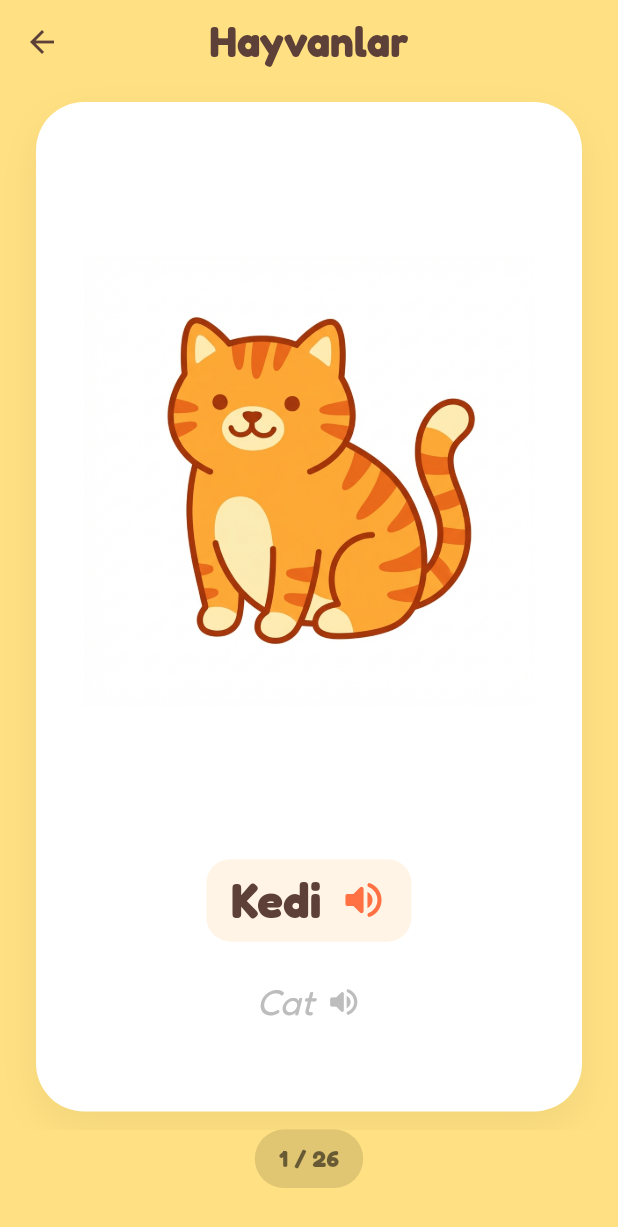
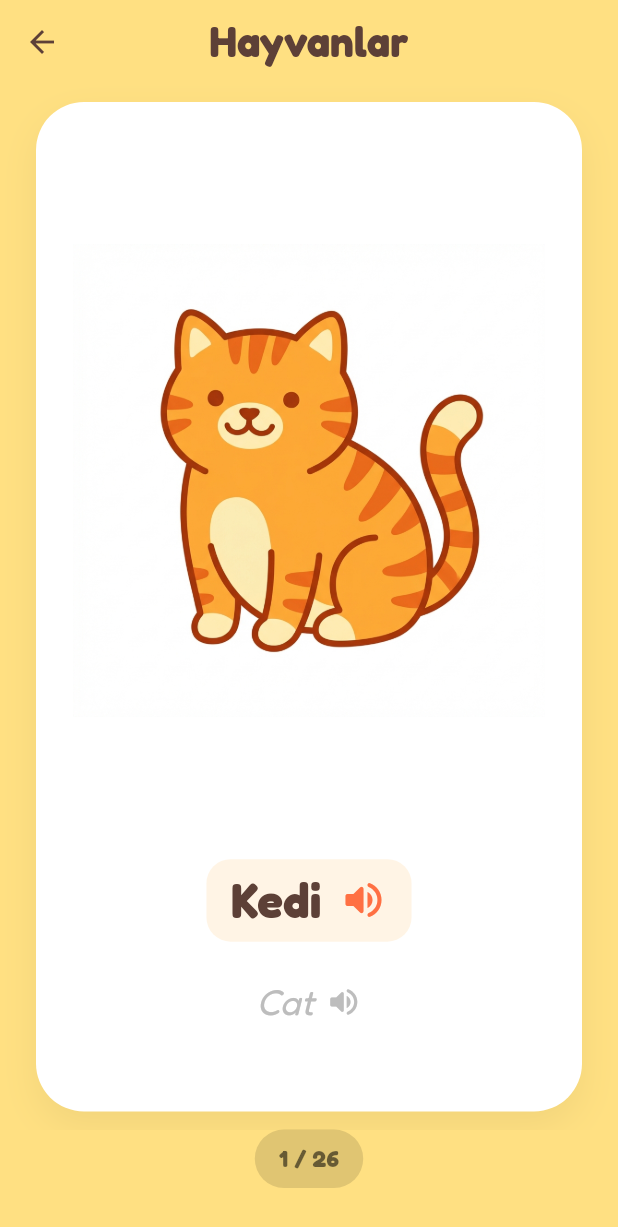
Before and after one commit to cuneytaykac/tinny_learn, a Flutter app: the FlashcardScreen screen opened directly with sample values from the repository, on a phone screen of 412 x 824 dp. Shown: the top 1227 px of the screen. Run offline on Flutter 3.47's test engine with Material 3 defaults, Android fonts, the phone set to English and light mode, and no system bars; drawn by our look-alikes of flutter_animate; our stand-ins replace audioplayers, confetti, flutter_tts, google_fonts, shared_preferences; missing offline and left inert: country_flags_pro; accounts and stored records are empty.

Commit message:
feat: Add new animal images and implement a pulsing animation for flashcard images.

```diff
--- a/lib/widgets/flashcard/flashcard_item.dart
+++ b/lib/widgets/flashcard/flashcard_item.dart
@@ -1,10 +1,9 @@
 import 'package:flutter/material.dart';
 import 'package:country_flags_pro/country_flags_pro.dart';
-import 'package:flutter_animate/flutter_animate.dart';
 import '../../models/data_models.dart';
 import '../../theme/app_theme.dart';
 
-class FlashcardItem extends StatelessWidget {
+class FlashcardItem extends StatefulWidget {
   final LearningItem item;
   final Function(String, String) onSpeak;
   final VoidCallback onPlaySound;
@@ -21,19 +20,37 @@ class FlashcardItem extends StatelessWidget {
   });
 
   @override
+  State<FlashcardItem> createState() => _FlashcardItemState();
+}
+
+class _FlashcardItemState extends State<FlashcardItem>
+    with SingleTickerProviderStateMixin {
+  late AnimationController _controller;
+  late Animation<double> _scaleAnimation;
+
+  @override
+  void initState() {
+    super.initState();
+    _controller = AnimationController(
+      duration: const Duration(seconds: 2),
+      vsync: this,
+    )..repeat(reverse: true);
+
+    _scaleAnimation = Tween<double>(
+      begin: 0.95,
+      end: 1.05,
+    ).animate(CurvedAnimation(parent: _controller, curve: Curves.easeInOut));
+  }
+
+  @override
+  void dispose() {
+    _controller.dispose();
+    super.dispose();
+  }
+
+  @override
   Widget build(BuildContext context) {
-    return Animate(
-      target: isVisible ? 1 : 0,
-      effects: [
-        FadeEffect(duration: 400.ms),
-        ScaleEffect(
-          begin: const Offset(0.9, 0.9),
-          end: const Offset(1, 1),
-          duration: 400.ms,
-          curve: Curves.easeOutBack,
-        ),
-      ],
-      child: Container(
+    return Container(
       decoration: BoxDecoration(
         color: Colors.white,
         borderRadius: BorderRadius.circular(32),
@@ -53,18 +70,18 @@ class FlashcardItem extends StatelessWidget {
             child: Padding(
               padding: const EdgeInsets.all(32.0),
               child: GestureDetector(
-                  onTap: onPlaySound,
+                onTap: widget.onPlaySound,
                 child: Hero(
-                    tag: item.id,
+                  tag: widget.item.id,
                   child: Builder(
                     builder: (context) {
-                        switch (type) {
+                      switch (widget.type) {
                         case CategoryType.solidColor:
                           return _buildPlaceholder(context);
                         case CategoryType.flag:
                           return Center(
                             child: AspectRatio(
-                                aspectRatio: 1.6, // Slightly wider landscape
+                              aspectRatio: 1.6,
                               child: Container(
                                 decoration: BoxDecoration(
                                   borderRadius: BorderRadius.circular(16),
@@ -77,9 +94,9 @@ class FlashcardItem extends StatelessWidget {
                                   ],
                                 ),
                                 child: CountryFlagsPro.getFlag(
-                                    item.id.toLowerCase(),
+                                  widget.item.id.toLowerCase(),
                                   width: 300,
-                                    height: 187, // Approx 1.6 ratio
+                                  height: 187,
                                   fit: BoxFit.cover,
                                   borderRadius: BorderRadius.circular(16),
                                 ),
@@ -88,12 +105,15 @@ class FlashcardItem extends StatelessWidget {
                           );
                         case CategoryType.image:
                         default:
-                            if (item.imagePath != null) {
-                              return Image.asset(
-                                item.imagePath!,
+                          if (widget.item.imagePath != null) {
+                            return ScaleTransition(
+                              scale: _scaleAnimation,
+                              child: Image.asset(
+                                widget.item.imagePath!,
                                 fit: BoxFit.contain,
                                 errorBuilder:
                                     (c, o, s) => _buildPlaceholder(context),
+                              ),
                             );
                           } else {
                             return _buildPlaceholder(context);
@@ -111,7 +131,7 @@ class FlashcardItem extends StatelessWidget {
               children: [
                 // Turkish Name Row
                 GestureDetector(
-                    onTap: () => onSpeak(item.nameTr, "tr-TR"),
+                  onTap: () => widget.onSpeak(widget.item.nameTr, "tr-TR"),
                   child: Container(
                     padding: const EdgeInsets.symmetric(
                       horizontal: 16,
@@ -127,7 +147,7 @@ class FlashcardItem extends StatelessWidget {
                       children: [
                         Flexible(
                           child: Text(
-                              item.nameTr,
+                            widget.item.nameTr,
                             textAlign: TextAlign.center,
                             maxLines: 2,
                             overflow: TextOverflow.ellipsis,
@@ -136,7 +156,7 @@ class FlashcardItem extends StatelessWidget {
                             ).textTheme.displaySmall?.copyWith(
                               color: AppTheme.primaryTextColor,
                               fontWeight: FontWeight.bold,
-                                fontSize: 32, // Slightly reduced base size
+                              fontSize: 32,
                             ),
                           ),
                         ),
@@ -153,7 +173,7 @@ class FlashcardItem extends StatelessWidget {
                 const SizedBox(height: 16),
                 // English Name Row
                 GestureDetector(
-                    onTap: () => onSpeak(item.nameEn, "en-US"),
+                  onTap: () => widget.onSpeak(widget.item.nameEn, "en-US"),
                   child: Container(
                     padding: const EdgeInsets.symmetric(
                       horizontal: 16,
@@ -164,7 +184,7 @@ class FlashcardItem extends StatelessWidget {
                       mainAxisSize: MainAxisSize.min,
                       children: [
                         Text(
-                            item.nameEn,
+                          widget.item.nameEn,
                           style: Theme.of(
                             context,
                           ).textTheme.headlineSmall?.copyWith(
@@ -188,19 +208,18 @@ class FlashcardItem extends StatelessWidget {
           ),
         ],
       ),
-      ),
     );
   }
 
   Widget _buildPlaceholder(BuildContext context) {
     return Container(
       decoration: BoxDecoration(
-        color: item.color,
+        color: widget.item.color,
         shape: BoxShape.circle,
         border: Border.all(color: Colors.white, width: 4),
         boxShadow: [
           BoxShadow(
-            color: item.color.withOpacity(0.5),
+            color: widget.item.color.withOpacity(0.5),
             blurRadius: 20,
             spreadRadius: 2,
             offset: const Offset(0, 10),
@@ -210,7 +229,7 @@ class FlashcardItem extends StatelessWidget {
       width: 200,
       height: 200,
       child:
-          item.imagePath == null && type == CategoryType.image
+          widget.item.imagePath == null && widget.type == CategoryType.image
               ? const Icon(
                 Icons.image_not_supported,
                 size: 50,
```
Also changed, not shown: lib/screens/modes/flashcard_screen.dart (+6 -2 lines), assets/images/animals/duck.png (added), assets/images/animals/fox.png (added), assets/images/animals/hippo.png (renamed from assets/images/animals/hippopotamus.png), assets/images/animals/owl.png (added), assets/images/animals/turtle.png (added). Lines whose indentation alone changed are shown as unchanged.
